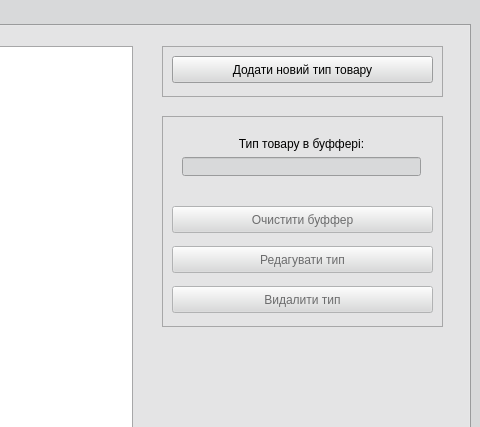
Above: sale_department.ui from landrew31/db_course_work before the change; both pictures show x 880 to 1360 and y 0 to 427 of the 1360 by 760 pixel window. Below: the same form after it.
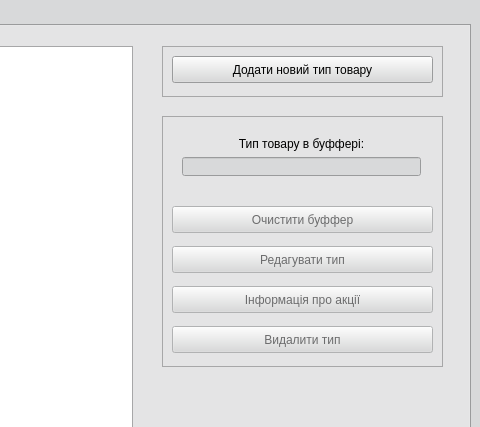
That is the form after the change.

Commit message: actions on good info basic

Patch:
```diff
--- a/sale_department.ui
+++ b/sale_department.ui
@@ -1121,7 +1121,7 @@
         <x>1040</x>
         <y>90</y>
         <width>281</width>
-        <height>211</height>
+        <height>251</height>
        </rect>
       </property>
       <property name="frameShape">
@@ -1166,7 +1166,7 @@
        <property name="geometry">
         <rect>
          <x>10</x>
-         <y>170</y>
+         <y>210</y>
          <width>261</width>
          <height>27</height>
         </rect>
@@ -1207,6 +1207,22 @@
         <string>Очистити буффер</string>
        </property>
       </widget>
+      <widget class="QPushButton" name="action_on_good_info">
+       <property name="enabled">
+        <bool>false</bool>
+       </property>
+       <property name="geometry">
+        <rect>
+         <x>10</x>
+         <y>170</y>
+         <width>261</width>
+         <height>27</height>
+        </rect>
+       </property>
+       <property name="text">
+        <string>Інформація про акції</string>
+       </property>
+      </widget>
      </widget>
     </widget>
    </widget>
```
The commit also changes 8 other files.
